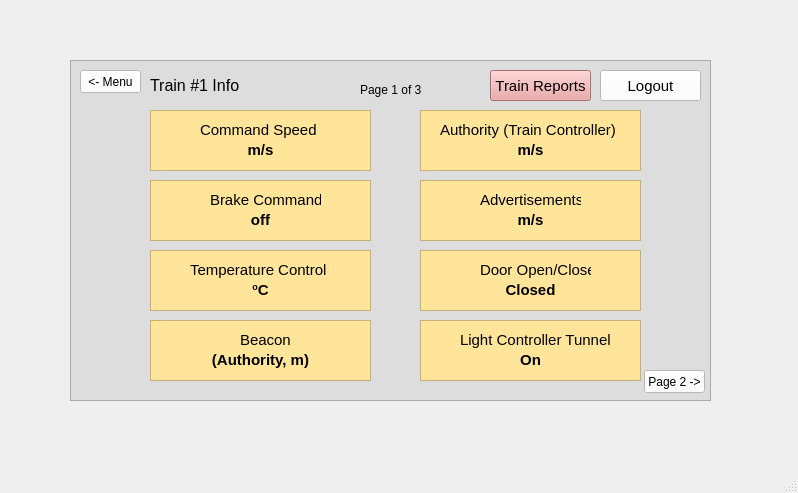
Qt form src/UI/TrainModel/Train_Info_Page1.ui (aet37/ECE1140-Project) before a commit.
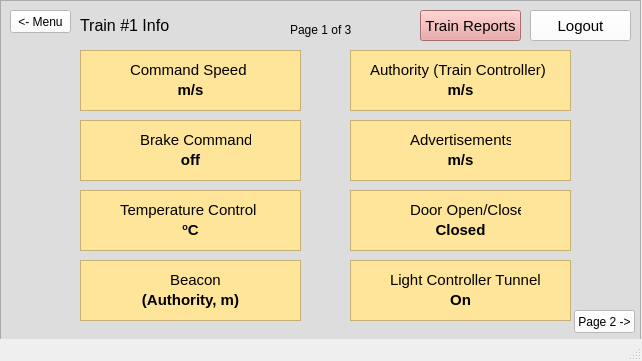
The same form after that commit.

Diff of the .ui file:
```diff
--- a/src/UI/TrainModel/Train_Info_Page1.ui
+++ b/src/UI/TrainModel/Train_Info_Page1.ui
@@ -6,8 +6,8 @@
    <rect>
     <x>0</x>
     <y>0</y>
-    <width>798</width>
-    <height>493</height>
+    <width>642</width>
+    <height>361</height>
    </rect>
   </property>
   <property name="windowTitle">
@@ -17,8 +17,8 @@
    <widget class="QPushButton" name="logout_button_info1">
     <property name="geometry">
      <rect>
-      <x>600</x>
-      <y>70</y>
+      <x>530</x>
+      <y>10</y>
       <width>101</width>
       <height>31</height>
      </rect>
@@ -62,8 +62,8 @@
    <widget class="QFrame" name="frame">
     <property name="geometry">
      <rect>
-      <x>70</x>
-      <y>60</y>
+      <x>0</x>
+      <y>0</y>
       <width>641</width>
       <height>341</height>
      </rect>
```
